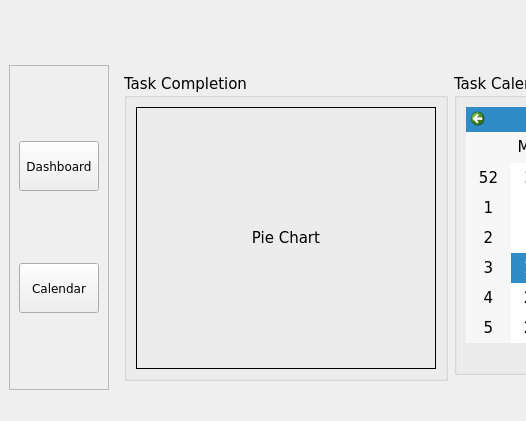
AmielJohnPadasay/ClockWork, file CLOCKWORK_SEMESTER/dashboard_employee_updated.ui: the form before one commit; both pictures show x 0 to 526 and y 0 to 421 of the 850 by 421 pixel window.
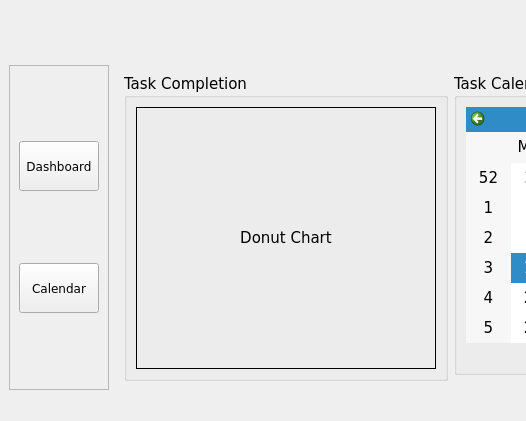
The form after the commit. Icons and pictures are not drawn.

Diff of the .ui file:
```diff
--- a/CLOCKWORK_SEMESTER/dashboard_employee_updated.ui
+++ b/CLOCKWORK_SEMESTER/dashboard_employee_updated.ui
@@ -202,7 +202,7 @@
               <enum>QFrame::Shape::Box</enum>
              </property>
              <property name="text">
-              <string>Pie Chart</string>
+              <string>Donut Chart</string>
              </property>
              <property name="alignment">
               <set>Qt::AlignmentFlag::AlignCenter</set>
```
